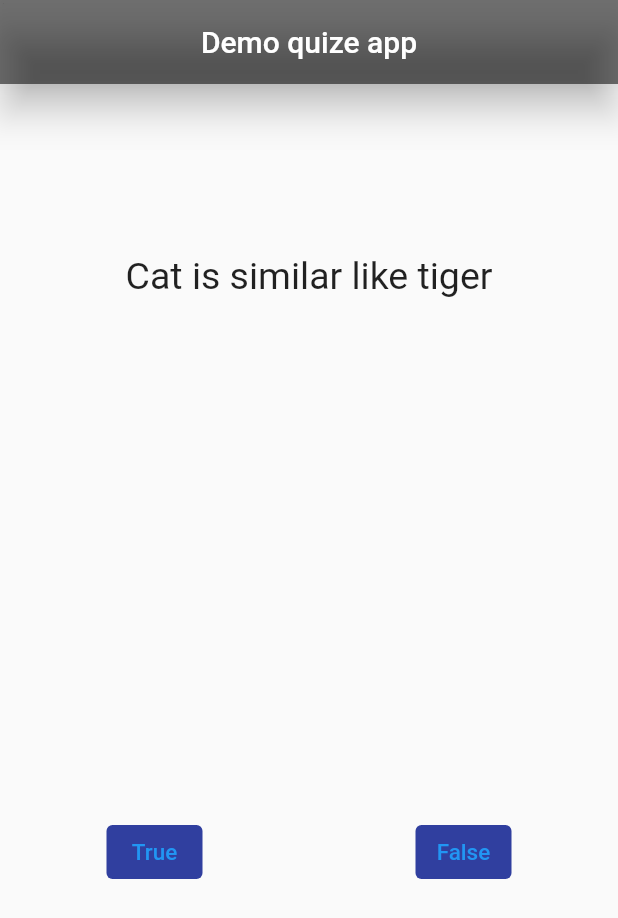
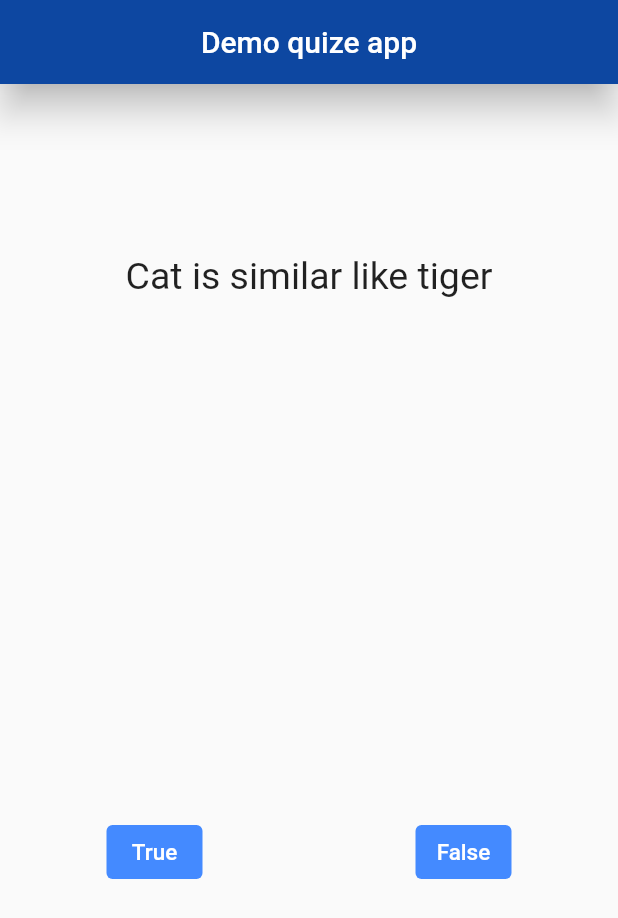
Before and after one commit to eahb0y/dice_pro, a Flutter app: the screen it shows after launch, on a phone screen of 412 x 824 dp. Shown: the top 918 px of the screen. Run offline on Flutter 3.47's test engine with Material 2 defaults, Android fonts, the phone set to English and light mode, and no system bars.

Commit message:
question added

```diff
--- /dev/null
+++ b/project1/lib/Question.dart
@@ -0,0 +1,15 @@
+import 'package:flutter/material.dart';
+
+class Question extends StatelessWidget {
+  String questionText;
+  Question(this.questionText);
+  @override
+  Widget build(BuildContext context) {
+    return Text(
+      questionText,
+      style: const TextStyle(
+        fontSize: 25.0,
+      ),
+    );
+  }
+}
--- a/project1/lib/main.dart
+++ b/project1/lib/main.dart
@@ -1,4 +1,6 @@
 import 'package:flutter/material.dart';
+
+import 'Question.dart';
 
 void main() => runApp(MyApp());
 
@@ -26,7 +28,7 @@ class _MyAppState extends State<MyApp> {
       home: Scaffold(
         appBar: AppBar(
           elevation: 10.0,
-          backgroundColor: Colors.black54,
+          backgroundColor: Colors.blue.shade900,
           title: Center(child: const Text("Demo quize app")),
         ),
         body: Column(
@@ -38,12 +40,7 @@ class _MyAppState extends State<MyApp> {
                   child: Padding(
                     padding: const EdgeInsets.all(10.0),
                     child: Center(
-                      child: Text(
-                        question[questionIndex],
-                        style: const TextStyle(
-                          fontSize: 25.0,
-                        ),
-                      ),
+                      child: Question(question[questionIndex]),
                     ),
                   ),
                 )),
@@ -54,21 +51,21 @@ class _MyAppState extends State<MyApp> {
                   children: [
                     TextButton(
                         style: TextButton.styleFrom(
-                          backgroundColor: Colors.indigo.shade700,
+                          backgroundColor: Colors.blueAccent,
                         ),
                         onPressed: answerQuestion,
                         child: const Text(
                           'True',
-                          style: TextStyle(fontSize: 15.0),
+                          style: TextStyle(fontSize: 15.0, color: Colors.white),
                         )),
                     TextButton(
                         style: TextButton.styleFrom(
-                          backgroundColor: Colors.indigo.shade700,
+                          backgroundColor: Colors.blueAccent,
                         ),
                         onPressed: answerQuestion,
                         child: const Text(
                           'False',
-                          style: TextStyle(fontSize: 15.0),
+                          style: TextStyle(fontSize: 15.0, color: Colors.white),
                         ))
                   ],
                 ))
```
